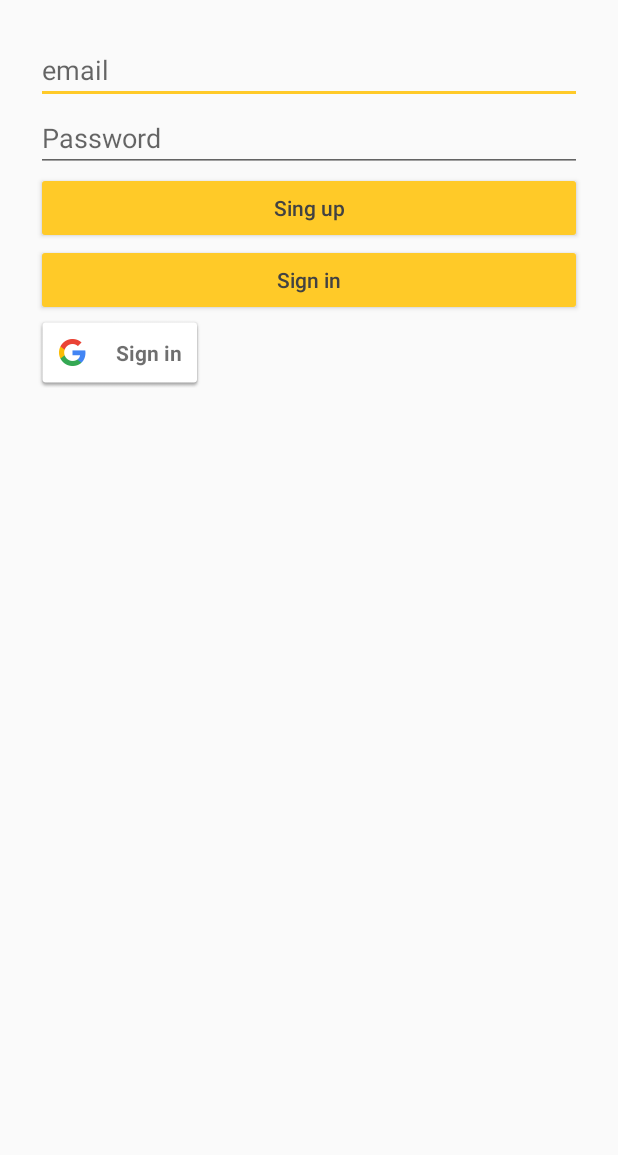
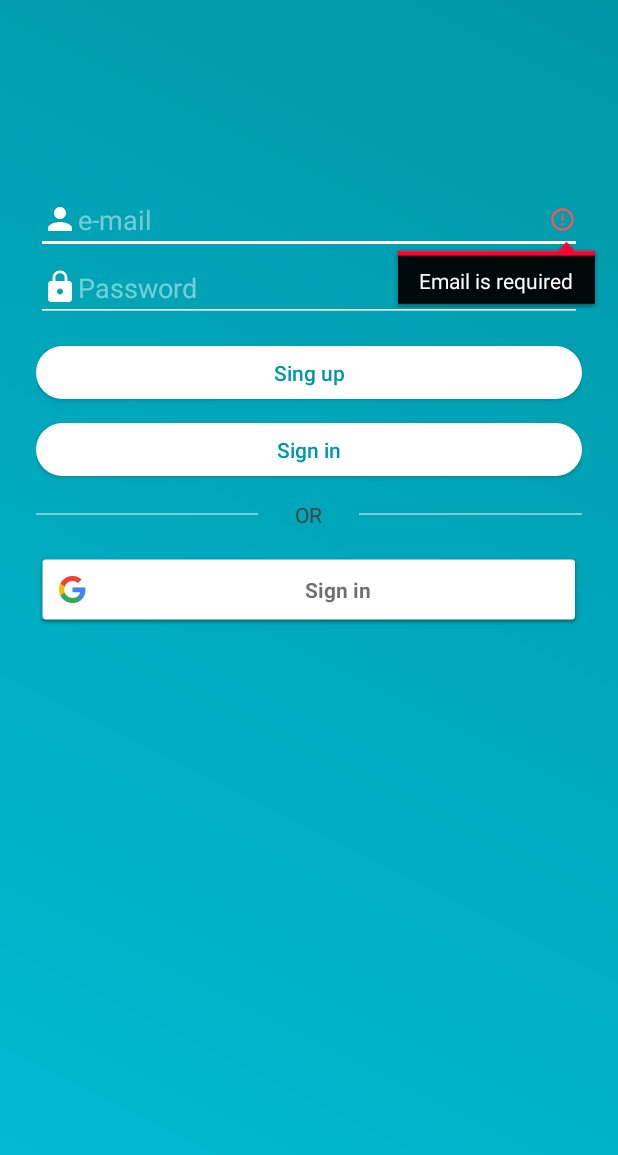
Before and after one commit to prim-lidia/CreaCuentos, an Android app: the screen it shows after launch (LoginActivity), after a tap on "Sign in", on a phone screen of 412 x 824 dp. Shown: the top 1155 px of the screen. Run offline under Robolectric (Android 15) with nearby library versions, the phone set to English and light mode, and no system bars; our stand-ins replace Firebase (no records; nobody signed in at launch, a user with empty details on screens opened directly); 1 other tap on this screen came first.

Commit message:
Changed login screen and check form fields

```diff
--- a/app/src/main/java/org/ieselcaminas/pmdm/creacuento/LoginActivity.java
+++ b/app/src/main/java/org/ieselcaminas/pmdm/creacuento/LoginActivity.java
@@ -1,6 +1,7 @@
 package org.ieselcaminas.pmdm.creacuento;
 
 import android.content.Intent;
+import android.graphics.drawable.Drawable;
 import android.support.annotation.NonNull;
 import android.support.v7.app.AppCompatActivity;
 import android.os.Bundle;
@@ -24,6 +25,8 @@ import com.google.firebase.auth.FirebaseAuth;
 import com.google.firebase.auth.FirebaseUser;
 import com.google.firebase.auth.GoogleAuthProvider;
 
+import static org.ieselcaminas.pmdm.creacuento.R.drawable.ic_error_outline_24dp;
+
 public class LoginActivity extends AppCompatActivity {
 
     private FirebaseAuth mAuth;
@@ -43,8 +46,6 @@ public class LoginActivity extends AppCompatActivity {
 
         Button buttonSignUp = findViewById(R.id.buttonSignUp);
         Button buttonSignIn = findViewById(R.id.buttonSignIn);
-        SignInButton buttonSignInGoogle = findViewById(R.id.buttonSignInGoogle);
-
                 buttonSignUp.setOnClickListener(new View.OnClickListener() {
             @Override
             public void onClick(View v) {
@@ -58,7 +59,12 @@ public class LoginActivity extends AppCompatActivity {
                 singIn();
             }
         });
+        signInWithGoogle();
+    }
 
+    private void signInWithGoogle() {
+        SignInButton buttonSignInGoogle = findViewById(R.id.buttonSignInGoogle);
+        buttonSignInGoogle.setSize(0);
         buttonSignInGoogle.setOnClickListener(new View.OnClickListener() {
             @Override
             public void onClick(View v) {
@@ -71,15 +77,20 @@ public class LoginActivity extends AppCompatActivity {
                 startActivityForResult(signInIntent, RC_SIGN_IN);
             }
         });
+
     }
 
     private void singUp() {
-        mAuth.createUserWithEmailAndPassword(editEmail.getText().toString(),editPassword.getText().toString()).addOnCompleteListener(LoginActivity.this, new OnCompleteListener<AuthResult>() {
+
+        if (editEmail.getText().toString().equals("") || editPassword.getText().toString().equals("")) {
+            showRequiredErrors();
+        } else {
+            mAuth.createUserWithEmailAndPassword(editEmail.getText().toString(), editPassword.getText().toString()).addOnCompleteListener(LoginActivity.this, new OnCompleteListener<AuthResult>() {
                 @Override
                 public void onComplete(@NonNull Task<AuthResult> task) {
-                if (task.isSuccessful()){
-                    Log.d(TAG,"createUserWithEmail:success");
-                    final FirebaseUser user=mAuth.getCurrentUser();
+                    if (task.isSuccessful()) {
+                        Log.d(TAG, "createUserWithEmail:success");
+                        final FirebaseUser user = mAuth.getCurrentUser();
                         user.sendEmailVerification()
                                 .addOnCompleteListener(LoginActivity.this, new OnCompleteListener() {
                                     @Override
@@ -101,15 +112,20 @@ public class LoginActivity extends AppCompatActivity {
                                         }
                                     }
                                 });
-                }else{
-                    Log.w(TAG,"createUserWithEmail:failure", task.getException());
-                    Toast.makeText(LoginActivity.this, "Authetication failed"+task.getException().getLocalizedMessage(),Toast.LENGTH_SHORT).show();
+                    } else {
+                        Log.w(TAG, "createUserWithEmail:failure", task.getException());
+                        Toast.makeText(LoginActivity.this, "Authetication failed" + task.getException().getLocalizedMessage(), Toast.LENGTH_SHORT).show();
                     }
                 }
             });
         }
+    }
 
     private void singIn() {
+        if(editEmail.getText().toString().equals("") || editPassword.getText().toString().equals("")) {
+            showRequiredErrors();
+            Toast.makeText(LoginActivity.this, "Authentication failed. Fields are required", Toast.LENGTH_SHORT).show();;
+        } else{
             mAuth.signInWithEmailAndPassword(editEmail.getText().toString(), editPassword.getText().toString())
                     .addOnCompleteListener(this, new OnCompleteListener<AuthResult>() {
                         @Override
@@ -118,16 +134,31 @@ public class LoginActivity extends AppCompatActivity {
                                 // Sign in success, update UI with the signed-in user's information
                                 Log.d(TAG, "signInWithEmail:success");
                                 FirebaseUser user = mAuth.getCurrentUser();
-                            finish();
+
                             } else {
                                 // If sign in fails, display a message to the user.
                                 Log.w(TAG, "signInWithEmail:failure", task.getException());
                                 Toast.makeText(LoginActivity.this, "Authentication failed.",
                                         Toast.LENGTH_SHORT).show();
+                            }
                             finish();
                         }
+                    });
         }
-                });
+
+    }
+
+    private void showRequiredErrors() {
+        Drawable myIcon = getResources().getDrawable(R.drawable.ic_error_outline_24dp);
+        myIcon.setBounds(0, 0, myIcon.getIntrinsicWidth(), myIcon.getIntrinsicHeight());
+        if (editEmail.getText().toString().equals("")) {
+            editEmail.setError("Email is required", myIcon);
+        }
+
+        Toast.makeText(LoginActivity.this, "Creating user failed. Fields are required", Toast.LENGTH_SHORT).show();
+        if (editPassword.getText().toString().equals("")){
+            editPassword.setError("Password is required", myIcon);
+        }
     }
 
     private void firebaseAuthWithGoogle(GoogleSignInAccount acct) {
--- /dev/null
+++ b/app/src/main/res/drawable/button_rounded_white.xml
@@ -0,0 +1,5 @@
+<?xml version="1.0" encoding="utf-8"?>
+<shape xmlns:android="http://schemas.android.com/apk/res/android" android:shape="rectangle">
+    <corners android:radius="40dp"></corners>
+    <solid android:color="@color/icons"/>
+</shape>
--- /dev/null
+++ b/app/src/main/res/drawable/ic_error_outline_24dp.xml
@@ -0,0 +1,5 @@
+<vector android:height="18dp" android:tint="#FF5252"
+    android:viewportHeight="24.0" android:viewportWidth="24.0"
+    android:width="18dp" xmlns:android="http://schemas.android.com/apk/res/android">
+    <path android:fillColor="#FF000000" android:pathData="M11,15h2v2h-2zM11,7h2v6h-2zM11.99,2C6.47,2 2,6.48 2,12s4.47,10 9.99,10C17.52,22 22,17.52 22,12S17.52,2 11.99,2zM12,20c-4.42,0 -8,-3.58 -8,-8s3.58,-8 8,-8 8,3.58 8,8 -3.58,8 -8,8z"/>
+</vector>
--- /dev/null
+++ b/app/src/main/res/drawable/ic_lock_white_24dp.xml
@@ -0,0 +1,5 @@
+<vector android:height="24dp" android:tint="#FFFFFF"
+    android:viewportHeight="24.0" android:viewportWidth="24.0"
+    android:width="24dp" xmlns:android="http://schemas.android.com/apk/res/android">
+    <path android:fillColor="#FF000000" android:pathData="M18,8h-1L17,6c0,-2.76 -2.24,-5 -5,-5S7,3.24 7,6v2L6,8c-1.1,0 -2,0.9 -2,2v10c0,1.1 0.9,2 2,2h12c1.1,0 2,-0.9 2,-2L20,10c0,-1.1 -0.9,-2 -2,-2zM12,17c-1.1,0 -2,-0.9 -2,-2s0.9,-2 2,-2 2,0.9 2,2 -0.9,2 -2,2zM15.1,8L8.9,8L8.9,6c0,-1.71 1.39,-3.1 3.1,-3.1 1.71,0 3.1,1.39 3.1,3.1v2z"/>
+</vector>
--- /dev/null
+++ b/app/src/main/res/drawable/ic_person_white_24dp.xml
@@ -0,0 +1,5 @@
+<vector android:height="24dp" android:tint="#FFFFFF"
+    android:viewportHeight="24.0" android:viewportWidth="24.0"
+    android:width="24dp" xmlns:android="http://schemas.android.com/apk/res/android">
+    <path android:fillColor="#FF000000" android:pathData="M12,12c2.21,0 4,-1.79 4,-4s-1.79,-4 -4,-4 -4,1.79 -4,4 1.79,4 4,4zM12,14c-2.67,0 -8,1.34 -8,4v2h16v-2c0,-2.66 -5.33,-4 -8,-4z"/>
+</vector>
--- a/app/src/main/res/layout/activity_login.xml
+++ b/app/src/main/res/layout/activity_login.xml
@@ -1,44 +1,80 @@
 <?xml version="1.0" encoding="utf-8"?>
 <LinearLayout xmlns:android="http://schemas.android.com/apk/res/android"
-    xmlns:app="http://schemas.android.com/apk/res-auto"
     xmlns:tools="http://schemas.android.com/tools"
     android:layout_width="match_parent"
     android:layout_height="match_parent"
     android:orientation="vertical"
     tools:context=".LoginActivity"
-    android:layout_margin="24dp">
+    android:padding="24dp"
+    android:background="@drawable/gradient_dark_primary">
 
     <EditText
+        style="@style/EditText.Login"
+        android:layout_marginTop="100dp"
         android:id="@+id/editTextEmail"
         android:layout_width="match_parent"
         android:layout_height="wrap_content"
         android:ems="10"
-        android:hint="email"
+        android:hint="@string/email"
+        android:drawableStart="@drawable/ic_person_white_24dp"
+        android:drawableLeft="@drawable/ic_person_white_24dp"
         android:inputType="textEmailAddress" />
 
     <EditText
+        style="@style/EditText.Login"
         android:id="@+id/editTextPassword"
         android:layout_width="match_parent"
         android:layout_height="wrap_content"
         android:ems="10"
-        android:hint="Password"
-        android:inputType="textPassword" />
+        android:hint="@string/password"
+        android:inputType="textPassword"
+        android:drawableStart="@drawable/ic_lock_white_24dp"
+        android:drawableLeft="@drawable/ic_lock_white_24dp"
+        android:layout_marginBottom="@dimen/side_margins"/>
 
     <Button
+        style="@style/Button.Rounded.White"
+        android:layout_marginBottom="@dimen/side_margins"
         android:id="@+id/buttonSignUp"
         android:layout_width="match_parent"
         android:layout_height="wrap_content"
         android:text="Sing up" />
 
     <Button
+        style="@style/Button.Rounded.White"
+        android:layout_marginBottom="@dimen/side_margins"
         android:id="@+id/buttonSignIn"
         android:layout_width="match_parent"
         android:layout_height="wrap_content"
         android:text="Sign in" />
+    <LinearLayout
+        android:layout_width="match_parent"
+        android:layout_height="wrap_content"
+        android:orientation="horizontal"
+        android:gravity="center"
+        android:layout_marginBottom="@dimen/side_margins">
+        <ImageView
+            android:layout_width="wrap_content"
+            android:layout_height="1dp"
+            android:background="@color/fiftyWhite"
+            android:layout_weight="3"/>
+        <TextView
+            android:layout_width="wrap_content"
+            android:layout_height="wrap_content"
+            android:text="OR"
+            android:gravity="center"
+            android:layout_weight="1"/>
+        <ImageView
+            android:layout_width="wrap_content"
+            android:layout_height="1dp"
+            android:background="@color/fiftyWhite"
+            android:layout_weight="3"/>
+    </LinearLayout>
 
     <com.google.android.gms.common.SignInButton
-        android:id="@+id/buttonSignInGoogle"
-        android:layout_width="wrap_content"
-        android:layout_height="wrap_content" />
+            android:id="@+id/buttonSignInGoogle"
+            android:layout_width="match_parent"
+            android:layout_height="wrap_content" />
+
 
 </LinearLayout>
--- a/app/src/main/res/values/colors.xml
+++ b/app/src/main/res/values/colors.xml
@@ -1,15 +1,17 @@
 <?xml version="1.0" encoding="utf-8"?>
 <resources>
-    <color name="colorPrimary">#81d4fa</color>
-    <color name="colorPrimaryDark">#4ba3c7</color>
-    <color name="colorPrimaryTopDark">#3a92b6</color>
-    <color name="colorPrimaryLight">#b6ffff</color>
-    <color name="colorAccent">#ffca28</color>
-    <color name="colorAccentLight">#fffd61</color>
+    <color name="colorPrimaryTopDark">#00838f</color>
+    <color name="colorPrimaryDark">#0097A7</color>
+    <color name="colorPrimaryLight">#B2EBF2</color>
+    <color name="colorAccent">#FFC107</color>
+    <color name="colorAccentLight">#ffe082</color>
     <color name="colorAccentDark">#ffa000</color>
+    <color name="colorPrimary">#00BCD4</color>
     <color name="primary_text">#424242</color>
     <color name="secondary_text">#757575</color>
     <color name="icons">#FFFFFF</color>
     <color name="divider">#BDBDBD</color>
     <color name="transparentBlack">#75000000</color>
+    <color name="fiftyWhite">#75ffffff</color>
+    <color name="seventyWhite">#c8ffffff</color>
 </resources>
--- a/app/src/main/res/values/dimen.xml
+++ b/app/src/main/res/values/dimen.xml
@@ -4,4 +4,5 @@
     <dimen name="regular_text_size">14sp</dimen>
     <dimen name="side_margins">16dp</dimen>
     <dimen name="side_margins_text_input_layout">13dp</dimen>
+    <dimen name="button_padding">20dp</dimen>
 </resources>
--- a/app/src/main/res/values/strings.xml
+++ b/app/src/main/res/values/strings.xml
@@ -10,9 +10,11 @@
     <string name="description">Description</string>
     <string name="upload_image">Upload image</string>
     <string name="author">Author</string>
-    <string name="illustrator">Illustratior</string>
+    <string name="illustrator">Illustrator</string>
     <string name="category">Category</string>
     <string name="front_image">Front image</string>
+    <string name="email" translatable="false">e-mail</string>
+    <string name="password" translatable="false">Password</string>
     <string-array
         name="categories">
         <item>2-5 years</item>
--- a/app/src/main/res/values/styles.xml
+++ b/app/src/main/res/values/styles.xml
@@ -1,4 +1,4 @@
-<resources>
+<resources xmlns:tools="http://schemas.android.com/tools">
 
     <!-- Base application theme. -->
     <style name="AppTheme" parent="Theme.AppCompat.Light.NoActionBar">
@@ -8,11 +8,35 @@
         <item name="colorAccent">@color/colorAccent</item>
         <item name="android:textColor">@color/primary_text</item>
         <item name="android:editTextStyle">@style/CustomEditText</item>
-        <item name="android:buttonStyle">@style/Button.NotAllCaps</item>
+    </style>
+    <!-- Button styles -->
+    <style name="Button.Rounded" parent="Base.Widget.AppCompat.Button">
+        <item name="android:textAllCaps">false</item>
+        <item name="android:layout_width">wrap_content</item>
+        <item name="android:layout_height">wrap_content</item>
+        <item name="android:minHeight">30dp</item>
+        <item name="android:paddingTop">8dp</item>
+        <item name="android:paddingBottom">8dp</item>
+        <item name="android:paddingLeft">@dimen/button_padding</item>
+        <item name="android:paddingRight">@dimen/button_padding</item>
     </style>
 
-    <style name="Button.NotAllCaps" parent="Widget.AppCompat.Button.Colored">
-        <item name="android:textAllCaps">false</item>
+    <style name="Button.Rounded.Accent" parent="Button.Rounded">
+        <item name="android:background">@drawable/button_rounded_accent</item>
+    </style>
+    <style name="Button.Rounded.Primary" parent="Button.Rounded">
+        <item name="android:textColor">@color/icons</item>
+        <item name="android:background">@drawable/button_rounded_primary</item>
+    </style>
+    <style name="Button.Rounded.White" parent="Button.Rounded">
+        <item name="android:background">@drawable/button_rounded_white</item>
+        <item name="android:textColor">@color/colorPrimaryDark</item>
+    </style>
+
+    <style name="EditText.Login" parent="Base.V7.Widget.AppCompat.EditText">
+        <item name="android:textColor">@color/icons</item>
+        <item name="android:textColorHint">@color/fiftyWhite</item>
+        <item name="android:backgroundTint" tools:targetApi="lollipop">@color/icons</item>
     </style>
 
     <style name="CustomEditText" parent="Widget.AppCompat.EditText">
```
Also changed, not shown: app/src/main/res/drawable/button_rounded_accent.xml (added, +10 -0 lines), app/src/main/res/drawable/button_rounded_primary.xml (added, +10 -0 lines), app/src/main/res/layout/fragment_edit_tale.xml (+17 -12 lines), app/src/main/ic_error-web.png (added). Lines whose indentation alone changed are shown as unchanged.
